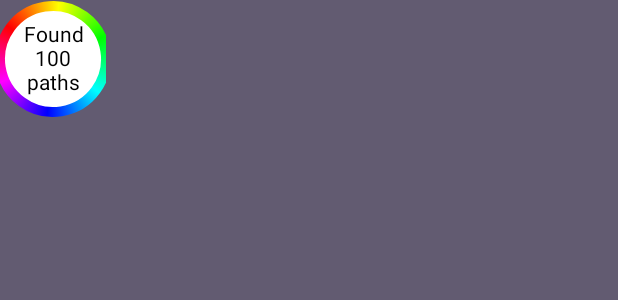
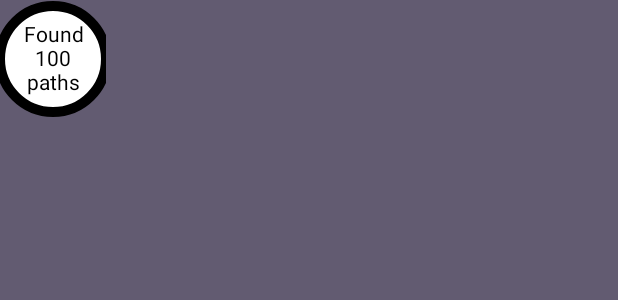
Before and after one commit to vasberc/chess-quiz, an Android app built with Jetpack Compose: the @Preview function PreviewTextWithAnimatedRing, on a phone screen of 412 x 824 dp. Shown: the top 300 px of the screen. Run offline under Robolectric (Android 15) with nearby library versions, the phone set to English and light mode, and no system bars.

```diff
--- a/presentation/src/main/java/com/vasberc/presentation/componets/Modifiers.kt
+++ b/presentation/src/main/java/com/vasberc/presentation/componets/Modifiers.kt
@@ -44,6 +44,7 @@ fun Modifier.dragAndDropTargetElement(
     val dndTarget = remember(sessionConfig) {
         object : DragAndDropTarget {
             override fun onDrop(event: DragAndDropEvent): Boolean {
+                onBackgroundChange(null)
                 val draggedData = event.toAndroidDragEvent()
                     .clipData.getItemAt(0).text
                 if (draggedData.toString() == sessionConfig.board.horse.toString()) {
--- a/presentation/src/main/java/com/vasberc/presentation/componets/TextWithAnimatedRing.kt
+++ b/presentation/src/main/java/com/vasberc/presentation/componets/TextWithAnimatedRing.kt
@@ -30,10 +30,12 @@ import androidx.compose.ui.unit.dp
 @Composable
 fun TextWithAnimatedRing(
     counter: Int,
+    calculating: Boolean,
     onClick: () -> Unit
 ) {
-    val infiniteTransition = rememberInfiniteTransition(label = "")
-    val rotateAnimation = infiniteTransition.animateFloat(
+
+    val infiniteTransition = if (calculating) rememberInfiniteTransition(label = "") else null
+    val rotateAnimation = infiniteTransition?.animateFloat(
         initialValue = 0f,
         targetValue = 360f,
         animationSpec = infiniteRepeatable(
@@ -60,7 +62,8 @@ fun TextWithAnimatedRing(
                 val center = Offset(size.width / 2, size.height / 2)
                 val strokeWidth = 10f
                 drawCircle(Color.White)
-                rotate(degrees = rotateAnimation.value) {
+                rotateAnimation?.value?.let { degrees ->
+                    rotate(degrees = degrees) {
                         drawArc(
                             brush = Brush.sweepGradient(rainbowColors),
                             startAngle = 0f,
@@ -71,6 +74,14 @@ fun TextWithAnimatedRing(
                             style = Stroke(width = strokeWidth, cap = StrokeCap.Round)
                         )
                     }
+                } ?: run {
+                    drawCircle(
+                        color = Color.Black,
+                        radius = radius,
+                        style = Stroke(width = strokeWidth, cap = StrokeCap.Round)
+                    )
+                }
+
 
             }
             .clip(CircleShape)
@@ -83,5 +94,5 @@ fun TextWithAnimatedRing(
 @Preview(showBackground = true, backgroundColor = 0xFF625b71)
 @Composable
 fun PreviewTextWithAnimatedRing() {
-    TextWithAnimatedRing(100, {})
+    TextWithAnimatedRing(100, false, {})
 }
--- a/presentation/src/main/java/com/vasberc/presentation/uimodels/Box.kt
+++ b/presentation/src/main/java/com/vasberc/presentation/uimodels/Box.kt
@@ -39,4 +39,8 @@ data class Box(
             y = y
         )
     }
+
+    override fun toString(): String {
+        return "{$x,$y}"
+    }
 }
--- a/presentation/src/main/java/com/vasberc/presentation/viewmodels/BoardScreenViewModel.kt
+++ b/presentation/src/main/java/com/vasberc/presentation/viewmodels/BoardScreenViewModel.kt
@@ -103,12 +103,16 @@ class BoardScreenViewModel(
         val horse = _sessionConfig.value?.board?.horse
         horse?.let {
             _calculating.update { true }
+            _paths.update { null }
             viewModelScope.launch(Dispatchers.Default) {
                 it.getMoves(_sessionConfig.value!!.board).forEach { box ->
                     checkAndContinue(listOf(box))
                 }
                 Timber.d("finished paths=${paths.value} \n pathsSize = ${paths.value?.size}")
                 _calculating.update { false }
+                if (_paths.value.isNullOrEmpty()) {
+                    _paths.update { listOf() }
+                }
             }
         }
     }
--- a/presentation/src/main/res/values/strings.xml
+++ b/presentation/src/main/res/values/strings.xml
@@ -10,4 +10,5 @@
     <string name="calculatePaths">Calc possible paths</string>
     <string name="calculating">Calculating paths</string>
     <string name="counter">Found\n%1$d\npaths</string>
+    <string name="paths_found">Paths found</string>
 </resources>
```
Also changed, not shown: presentation/src/main/java/com/vasberc/presentation/componets/Dialogs.kt (added, +81 -0 lines), presentation/src/main/java/com/vasberc/presentation/screens/BoardScreen.kt (+15 -6 lines). Lines whose indentation alone changed are shown as unchanged.
